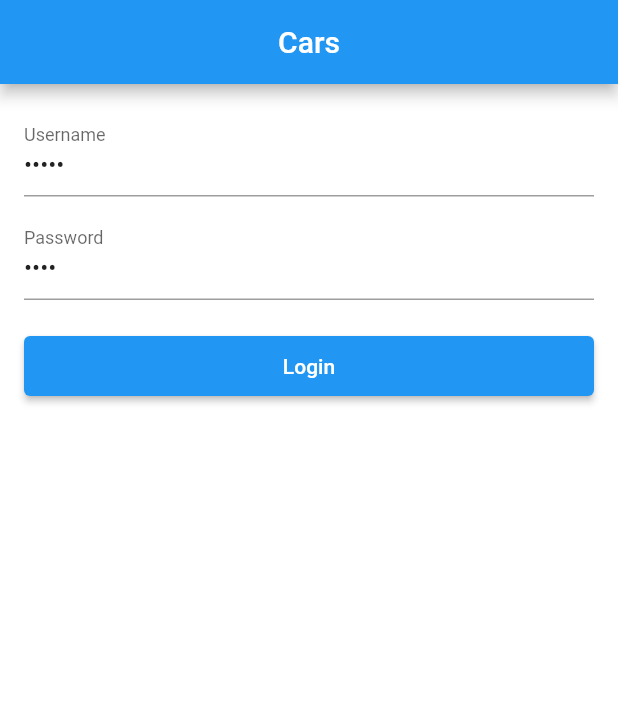
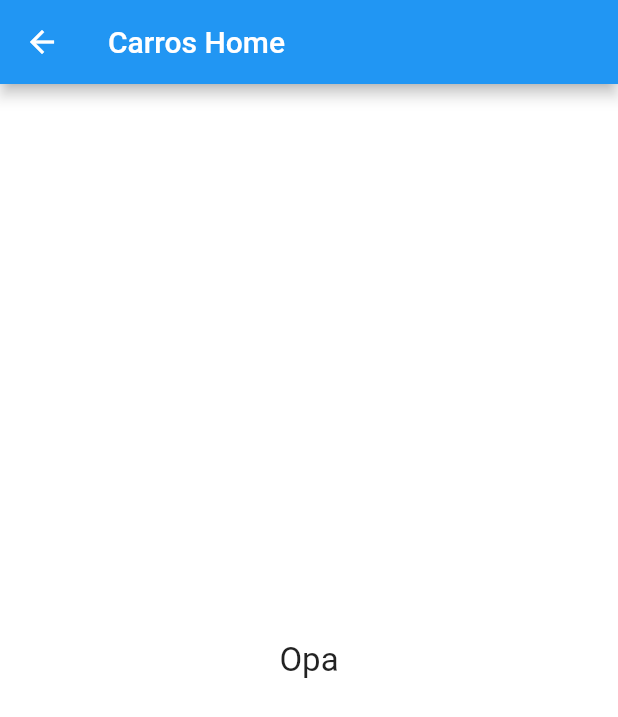
Before and after one commit to dilersik/flutter_carros, a Flutter app: the screen it shows after launch, after a tap on "Login", on a phone screen of 412 x 824 dp. Shown: the top 717 px of the screen. Run offline on Flutter 3.47's test engine with Material 2 defaults, Android fonts, the phone set to English and light mode, and no system bars.

Commit message:
89. Home

```diff
--- /dev/null
+++ b/lib/pages/home_page.dart
@@ -0,0 +1,26 @@
+import 'package:flutter/material.dart';
+
+class HomePage extends StatelessWidget {
+  const HomePage({super.key});
+
+  @override
+  Widget build(BuildContext context) {
+    return Scaffold(
+      appBar: AppBar(
+        title: const Text("Carros Home"),
+      ),
+      body: _body(),
+    );
+  }
+
+  _body() {
+    return const Center(
+      child: Text(
+        "Opa",
+        style: TextStyle(
+          fontSize: 22,
+        ),
+      ),
+    );
+  }
+}
--- a/lib/pages/login_page.dart
+++ b/lib/pages/login_page.dart
@@ -1,3 +1,5 @@
+import 'package:carros/pages/home_page.dart';
+import 'package:carros/utils/nav.dart';
 import 'package:carros/widgets/app_button.dart';
 import 'package:carros/widgets/app_text.dart';
 import 'package:flutter/material.dart';
@@ -94,6 +96,7 @@ class _LoginPageState extends State<LoginPage> {
 
     String user = _tUser.text;
     String pwd = _tPwd.text;
-    print("$user ; $pwd");
+
+    push(context, const HomePage());
   }
 }
--- /dev/null
+++ b/lib/utils/nav.dart
@@ -0,0 +1,8 @@
+import 'package:flutter/material.dart';
+
+Future push(BuildContext context, Widget page) {
+  return Navigator.push(context,
+      MaterialPageRoute(builder: (BuildContext context) {
+    return page;
+  }));
+}
```
Also changed, not shown: 1 other file.
